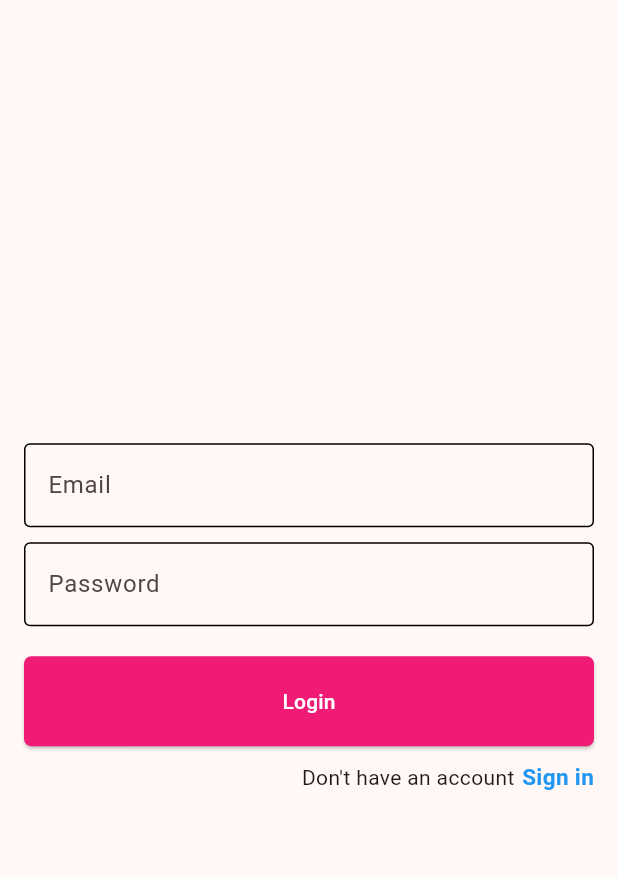
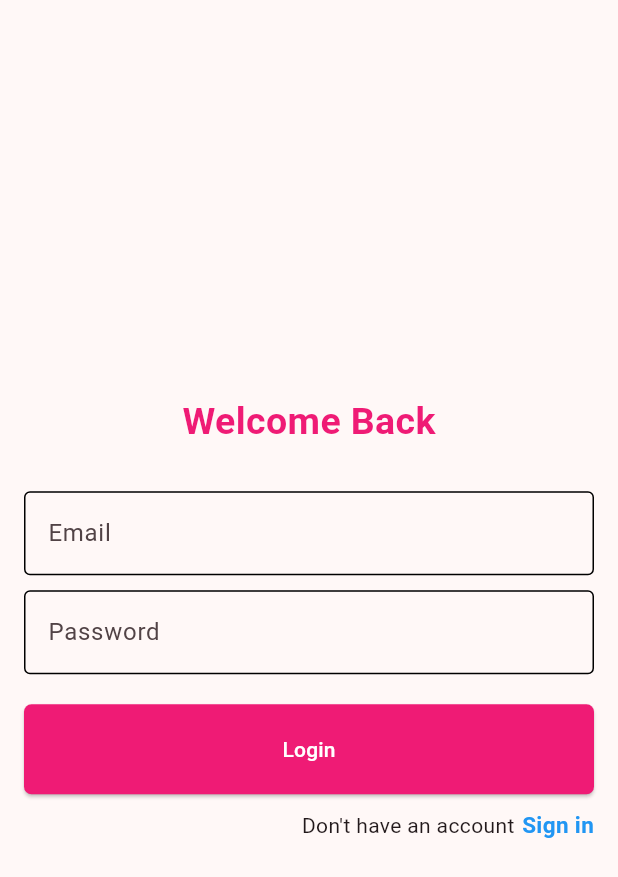
Before and after one commit to Pradyumna2022/firebase_newz, a Flutter app: the screen it shows after launch, after a tap on "Sign in", after a tap on "Login", on a phone screen of 412 x 824 dp. Shown: the top 877 px of the screen. Run offline on Flutter 3.47's test engine with Material 3 defaults, Android fonts, the phone set to English and light mode, and no system bars; our stand-ins replace firebase_auth, firebase_core, fluttertoast, get_storage, webview_flutter; accounts and stored records are empty; network calls fail.

Commit message:
newz app

```diff
--- a/lib/main.dart
+++ b/lib/main.dart
@@ -1,11 +1,13 @@
 import 'package:firebase_core/firebase_core.dart';
 import 'package:flutter/material.dart';
+import 'package:get_storage/get_storage.dart';
 import 'package:newsapp/firebase_options.dart';
-import 'package:newsapp/view/auth/login_page.dart';
 import 'package:newsapp/view/auth/sign_in_page.dart';
 import 'package:newsapp/view/const/const.dart';
+import 'package:newsapp/view/splash_screen.dart';
 
 Future<void> main() async {
+  await GetStorage.init();
   WidgetsFlutterBinding.ensureInitialized();
   await Firebase.initializeApp(
     options: DefaultFirebaseOptions.currentPlatform
@@ -17,7 +19,6 @@ Future<void> main() async {
 class MyApp extends StatelessWidget {
   const MyApp({super.key});
 
-  // This widget is the root of your application.
   @override
   Widget build(BuildContext context) {
     return MaterialApp(
@@ -27,7 +28,7 @@ class MyApp extends StatelessWidget {
         colorScheme: ColorScheme.fromSeed(seedColor: backgroundColor),
         useMaterial3: true,
       ),
-      home:  SignInPage(),
+      home:  SplashScreen(),
     );
   }
 }
--- a/lib/view/auth/login_page.dart
+++ b/lib/view/auth/login_page.dart
@@ -1,5 +1,11 @@
+import 'dart:async';
+
+import 'package:firebase_auth/firebase_auth.dart';
 import 'package:flutter/material.dart';
+import 'package:get_storage/get_storage.dart';
 import 'package:newsapp/view/auth/sign_in_page.dart';
+import 'package:newsapp/view/home_page.dart';
+import 'package:newsapp/view/widgets/toast_message.dart';
 
 import '../const/const.dart';
 
@@ -14,6 +20,7 @@ class _LoginPageState extends State<LoginPage> {
   final emailController = TextEditingController();
   final passwordController = TextEditingController();
   final _formKey = GlobalKey<FormState>();
+  final _auth = FirebaseAuth.instance;
   @override
   Widget build(BuildContext context) {
     return Scaffold(
@@ -22,9 +29,16 @@ class _LoginPageState extends State<LoginPage> {
           key: _formKey,
           child: Padding(
             padding: const EdgeInsets.all(16.0),
+            child: SingleChildScrollView(
               child: Column(
                 mainAxisAlignment: MainAxisAlignment.center,
                 children: [
+                  Padding(
+                    padding: const EdgeInsets.only(bottom: 28.0),
+                    child: Text("Welcome Back",style: TextStyle(
+                        fontSize: 25,fontWeight: FontWeight.bold,color: backgroundColor
+                    ),),
+                  ),
                   // email field
                   TextFormField(
                     controller: emailController,
@@ -62,7 +76,19 @@ class _LoginPageState extends State<LoginPage> {
                     height: 60,width: double.infinity,
                     child: ElevatedButton(onPressed: (){
                       if(_formKey.currentState!.validate()){
-                      print("Good JOb !");
+                        final box = GetStorage();
+
+                        print("Good Job Login in !");
+                        _auth.signInWithEmailAndPassword(email: emailController.text.toString(), password: passwordController.text.toString()).then((value) {
+                          Utils().toastMessage(value.user!.email.toString() + '  Congratulation');
+                          box.write('emailKey', value.user!.email.toString());
+                          Timer.periodic(Duration(seconds: 3), (timer) {
+                            Navigator.pushAndRemoveUntil(context, MaterialPageRoute(builder: (context)=>HomePage()), (route) => false);
+                          });
+                        }).
+                        onError((error, stackTrace) {
+                          Utils().toastMessage(error.toString());
+                        });
                       }
                     }, child: Text("Login",style: TextStyle(
                       color: buttonTextColor
@@ -87,6 +113,7 @@ class _LoginPageState extends State<LoginPage> {
             ),
           ),
         ),
+      ),
     );
   }
 }
--- a/lib/view/auth/sign_in_page.dart
+++ b/lib/view/auth/sign_in_page.dart
@@ -1,7 +1,12 @@
+import 'dart:async';
+
 import 'package:firebase_auth/firebase_auth.dart';
 import 'package:flutter/material.dart';
+import 'package:get_storage/get_storage.dart';
+import 'package:newsapp/view/widgets/toast_message.dart';
 
 import '../const/const.dart';
+import '../home_page.dart';
 import 'login_page.dart';
 
 class SignInPage extends StatefulWidget {
@@ -25,9 +30,16 @@ class _SignInPageState extends State<SignInPage> {
           key: _formKey,
           child: Padding(
             padding: const EdgeInsets.all(16.0),
+            child: SingleChildScrollView(
               child: Column(
                 mainAxisAlignment: MainAxisAlignment.center,
                 children: [
+                  Padding(
+                    padding: const EdgeInsets.only(bottom: 28.0),
+                    child: Text("Welcome to News App",style: TextStyle(
+                      fontSize: 25,fontWeight: FontWeight.bold,color: backgroundColor
+                    ),),
+                  ),
                   // email field
                   TextFormField(
                     controller: emailController,
@@ -65,8 +77,23 @@ class _SignInPageState extends State<SignInPage> {
                     height: 60,width: double.infinity,
                     child: ElevatedButton(onPressed: (){
                       if(_formKey.currentState!.validate()){
-                      print("Good JOb !");
-                      _auth.createUserWithEmailAndPassword(email: emailController.text.toString(), password: passwordController.text.toString());
+                        print("Good Job Sign in !");
+                        final box = GetStorage();
+                        _auth.createUserWithEmailAndPassword(email: emailController.text.toString(), password: passwordController.text.toString())
+                        .then((value){
+                          Utils().toastMessage(value.user!.email.toString() + '  Congratulation');
+                          box.write('emailKey', emailController.text.toString());
+                          print(box.read('emailKey' + "This SI KEY O 777777777777777777"));
+                          // Navigator.push(context, MaterialPageRoute(builder: (context)=>HomePage()));
+                          Timer.periodic(Duration(seconds: 3), (timer) {
+                            // Navigator.pushReplacement(context, MaterialPageRoute(builder: (context)=>HomePage()));
+                            Navigator.pushAndRemoveUntil(context, MaterialPageRoute(builder: (context)=>HomePage()), (route) => false);
+                          });
+                          print(value.user!.email.toString());
+
+                        }).onError((error, stackTrace) {
+                          Utils().toastMessage(error.toString());
+                        });
                       }
                     }, child: Text("Sign in",style: TextStyle(
                         color: buttonTextColor
@@ -91,6 +118,7 @@ class _SignInPageState extends State<SignInPage> {
             ),
           ),
         ),
+      ),
     );
   }
 }
--- a/lib/view/splash_screen.dart
+++ b/lib/view/splash_screen.dart
@@ -1,7 +1,10 @@
 import 'dart:async';
 
 import 'package:flutter/material.dart';
-bool showSplash = true;
+import 'package:get_storage/get_storage.dart';
+import 'package:newsapp/view/auth/sign_in_page.dart';
+import 'package:newsapp/view/home_page.dart';
+// bool showSplash = true;
 class SplashScreen extends StatefulWidget {
   const SplashScreen({super.key});
 
@@ -15,17 +18,24 @@ class _SplashScreenState extends State<SplashScreen> {
   void initState() {
     // TODO: implement initState
     super.initState();
-    Timer.periodic(Duration(seconds: 3), (timer) {
-      setState(() {
-        showSplash = false;
-        print('one time');
-      });
+    final box = GetStorage();
+    Timer.periodic(Duration(seconds: 5), (timer) {
+      if(box.read('emailKey')!=null){
+        Navigator.pushAndRemoveUntil(context, MaterialPageRoute(builder: (context)=>HomePage()), (route) => false);
+      }else{
+        Navigator.pushAndRemoveUntil(context, MaterialPageRoute(builder: (context)=>SignInPage()), (route) => false);
+      }
     });
   }
   @override
   Widget build(BuildContext context) {
-    return Center(
-      child: Image.asset('lib/assets/images/new3.jpg'),
+    return Scaffold(
+      body: Center(
+        child: SizedBox(
+            height: MediaQuery.of(context).size.height,
+            width: double.infinity,
+            child: Image.asset('lib/assets/images/splashnewz.jpg',fit: BoxFit.contain,)),
+      ),
     );
   }
 }
--- a/lib/view/widgets/new_tiles.dart
+++ b/lib/view/widgets/new_tiles.dart
@@ -22,11 +22,11 @@ class NewTileWidget extends StatelessWidget {
           SizedBox(
               height: height*0.35,
               width: width,
-              child: Image.network(imagePath,fit: BoxFit.cover,)),
+              child: Image.network(imagePath,fit: BoxFit.contain,)),
           Padding(
             padding: const EdgeInsets.symmetric(horizontal: 8.0,vertical: 5),
             child: Text(newsTitle,style: const TextStyle(
-              fontSize: newTitleFontSize,fontWeight: FontWeight.bold
+                fontSize: newTitleFontSize,fontWeight: FontWeight.bold
             ),),
           ),
           Padding(
@@ -39,7 +39,7 @@ class NewTileWidget extends StatelessWidget {
             child: Align(
               alignment: Alignment.bottomRight,
               child: ElevatedButton(onPressed: onPressed, child: const Text("Read More",style: TextStyle(
-                color: buttonTextColor
+                  color: buttonTextColor
               ),),style: ElevatedButton.styleFrom(backgroundColor: buttonColor,
               ),),
             ),
--- /dev/null
+++ b/lib/view/widgets/toast_message.dart
@@ -0,0 +1,12 @@
+
+
+import 'package:fluttertoast/fluttertoast.dart';
+import 'package:newsapp/view/const/const.dart';
+
+class Utils{
+
+  void toastMessage(String message){
+    Fluttertoast.showToast(msg: message,
+    backgroundColor: backgroundColor,textColor: buttonTextColor,);
+  }
+}
--- a/pubspec.yaml
+++ b/pubspec.yaml
@@ -42,6 +42,8 @@ dependencies:
   firebase_auth: ^4.17.7
   cloud_firestore: ^4.15.7
   fluttertoast: ^8.2.4
+  sqflite: ^2.3.2
+  get_storage: ^2.1.1
 
 dev_dependencies:
   flutter_test:
```
Also changed, not shown: lib/view/home_page.dart (+35 -16 lines), lib/assets/images/splashnewz.jpg (added), pubspec.lock, 1 other file. Lines whose indentation alone changed are shown as unchanged.
